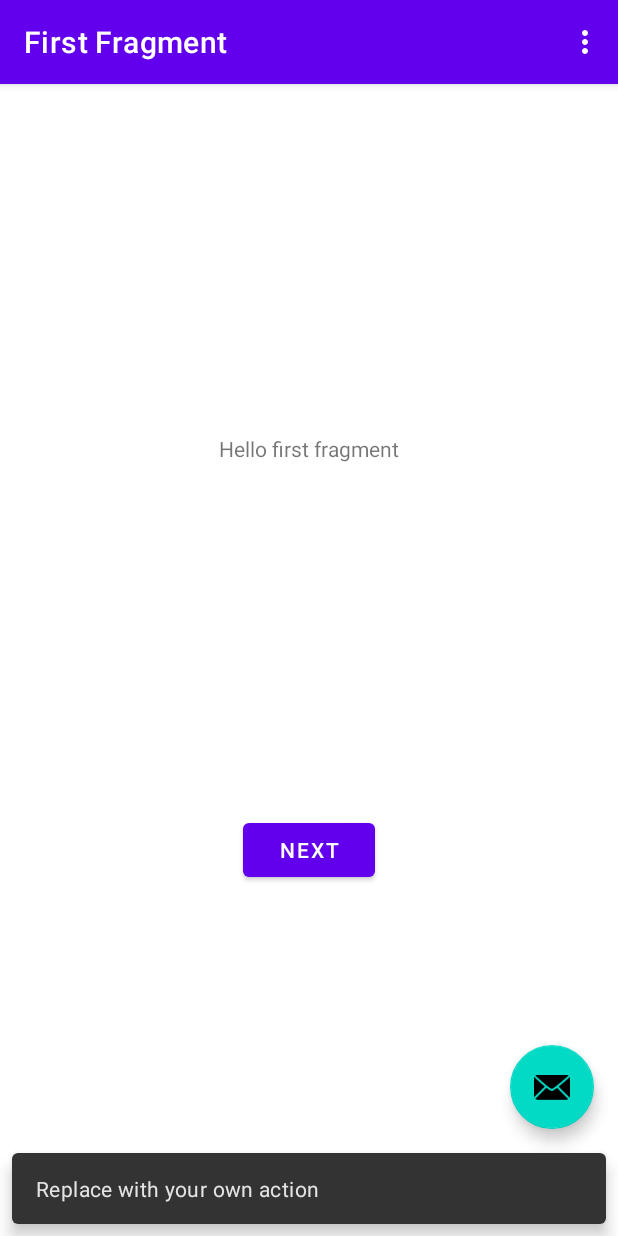
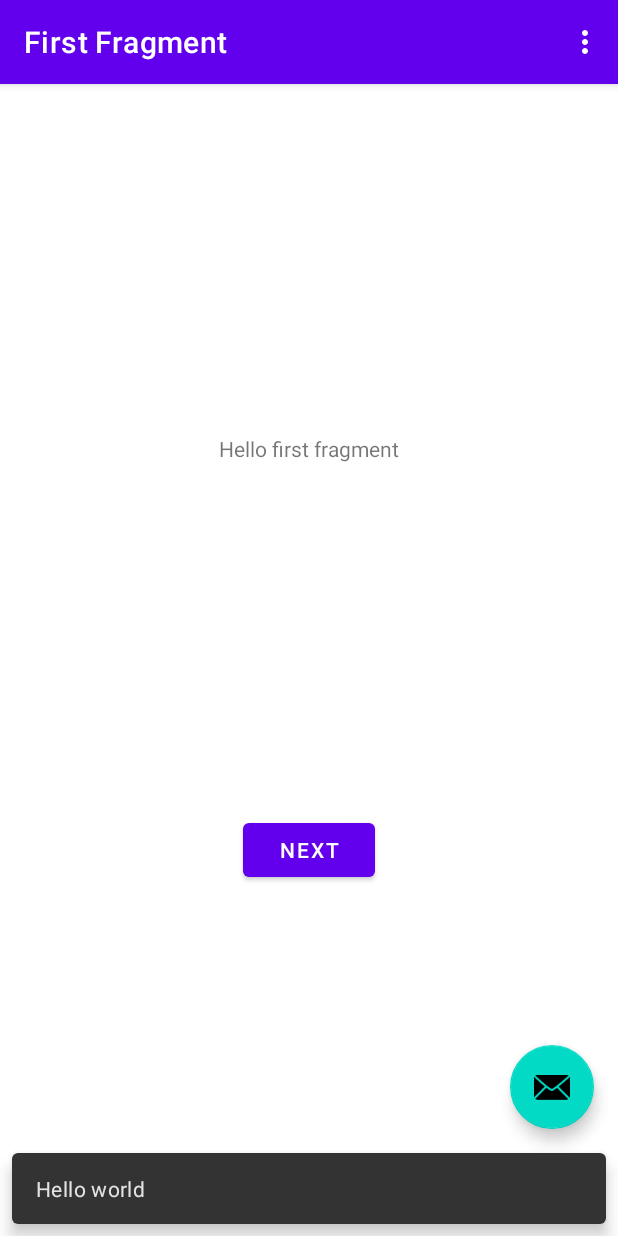
Before and after one commit to OSU-App-Club/SmartCam-Frontend, an Android app: the screen it shows after launch (MainActivity), after a tap on an icon or button, on a phone screen of 412 x 824 dp. Run offline under Robolectric (Android 15) with nearby library versions, the phone set to English and light mode, and no system bars; our stand-ins replace navigation-ui.

Commit message:
Change some text

```diff
--- a/app/src/main/java/club/osuapp/smartcam/MainActivity.java
+++ b/app/src/main/java/club/osuapp/smartcam/MainActivity.java
@@ -39,7 +39,7 @@ public class MainActivity extends AppCompatActivity {
         binding.fab.setOnClickListener(new View.OnClickListener() {
             @Override
             public void onClick(View view) {
-                Snackbar.make(view, "Replace with your own action", Snackbar.LENGTH_LONG)
+                Snackbar.make(view, "Hello world", Snackbar.LENGTH_LONG)
                         .setAction("Action", null).show();
             }
         });
```
